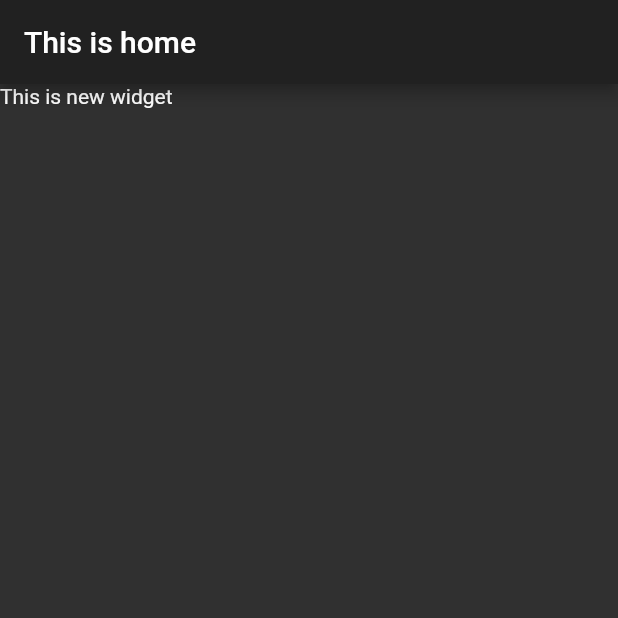
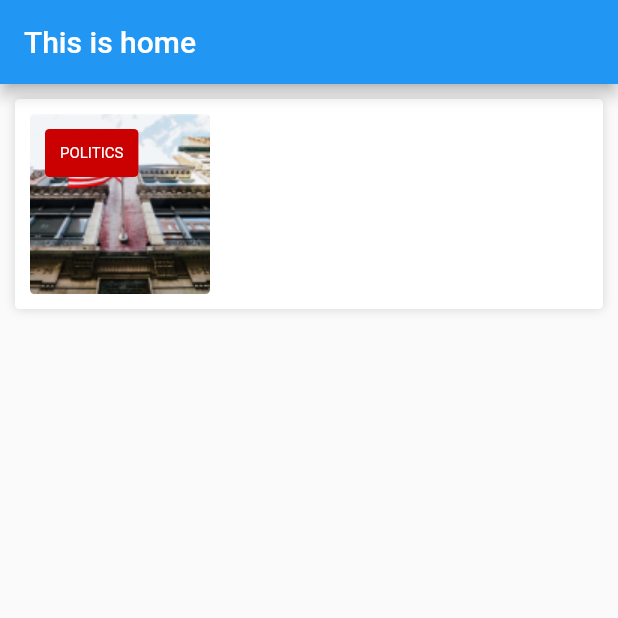
Before and after one commit to thierno7062/thieyDakar_projet, a Flutter app: the screen it shows after launch, on a phone screen of 412 x 824 dp, the top half of it. Run offline on Flutter 3.47's test engine with Material 2 defaults, Android fonts, the phone set to English and light mode, and no system bars.

```diff
--- a/lib/main.dart
+++ b/lib/main.dart
@@ -20,7 +20,7 @@ class MyApp extends StatelessWidget {
         // Notice that the counter didn't reset back to zero; the application
         // is not restarted.
         primarySwatch: Colors.blue,
-        brightness: Brightness.dark
+        // brightness: Brightness.dark,
       ),
       home: HomeScreen(),
     );
--- a/lib/screens/home.dart
+++ b/lib/screens/home.dart
@@ -1,5 +1,6 @@
 import 'package:flutter/material.dart';
 import '../widgets/news.dart';
+import '../widgets/comment.dart';
 
 class HomeScreen extends StatelessWidget {
   @override
@@ -11,9 +12,8 @@ class HomeScreen extends StatelessWidget {
       body: SingleChildScrollView(
         child: Column(
           children: <Widget>[
-
             News(),
-
+            // Comment(),
           ],
         ),
       ),
--- a/lib/widgets/news.dart
+++ b/lib/widgets/news.dart
@@ -4,7 +4,56 @@ class News extends StatelessWidget {
   @override
   Widget build(BuildContext context) {
     return Container(
-      child: Text('This is new widget'),
+      margin: EdgeInsets.symmetric(vertical: 10, horizontal: 10),
+      padding: EdgeInsets.all(10),
+      decoration: BoxDecoration(
+        borderRadius: BorderRadius.all(
+          Radius.circular(3),
+        ),
+        boxShadow: [
+          BoxShadow(
+            color: Color.fromRGBO(0, 0, 0, 0.15),
+            blurRadius: 5,
+            offset: Offset(0, 0),
+          ),
+        ],
+        color: Colors.white,
+      ),
+      child: Row(
+        children: <Widget>[
+          Container(
+            width: 120,
+            height: 120,
+            decoration: BoxDecoration(
+              borderRadius: BorderRadius.all(
+                Radius.circular(3),
+              ),
+              image: DecorationImage(
+                image: AssetImage('images/newBack.png'),
+                fit: BoxFit.cover,
+              ),
+            ),
+            alignment: Alignment.topLeft,
+            child: Container(
+              padding: EdgeInsets.all(10),
+              margin: EdgeInsets.all(10),
+              decoration: BoxDecoration(
+                color: Color(0xffCB0000),
+                borderRadius: BorderRadius.all(
+                  Radius.circular(3),
+                ),
+              ),
+              child: Text(
+                'Politics'.toUpperCase(),
+                style: TextStyle(
+                  fontSize: 10,
+                  color: Colors.white,
+                ),
+              ),
+            ),
+          ),
+        ],
+      ),
     );
   }
 }
--- a/pubspec.yaml
+++ b/pubspec.yaml
@@ -41,9 +41,8 @@ flutter:
   uses-material-design: true
 
   # To add assets to your application, add an assets section, like this:
-  # assets:
-  #  - images/a_dot_burr.jpeg
-  #  - images/a_dot_ham.jpeg
+  assets:
+  - images/
 
   # An image asset can refer to one or more resolution-specific "variants", see
   # https://flutter.dev/assets-and-images/#resolution-aware.
```
Also changed, not shown: lib/widgets/comment.dart (added, +81 -0 lines), images/hulk.png (added), images/newBack.png (added).
